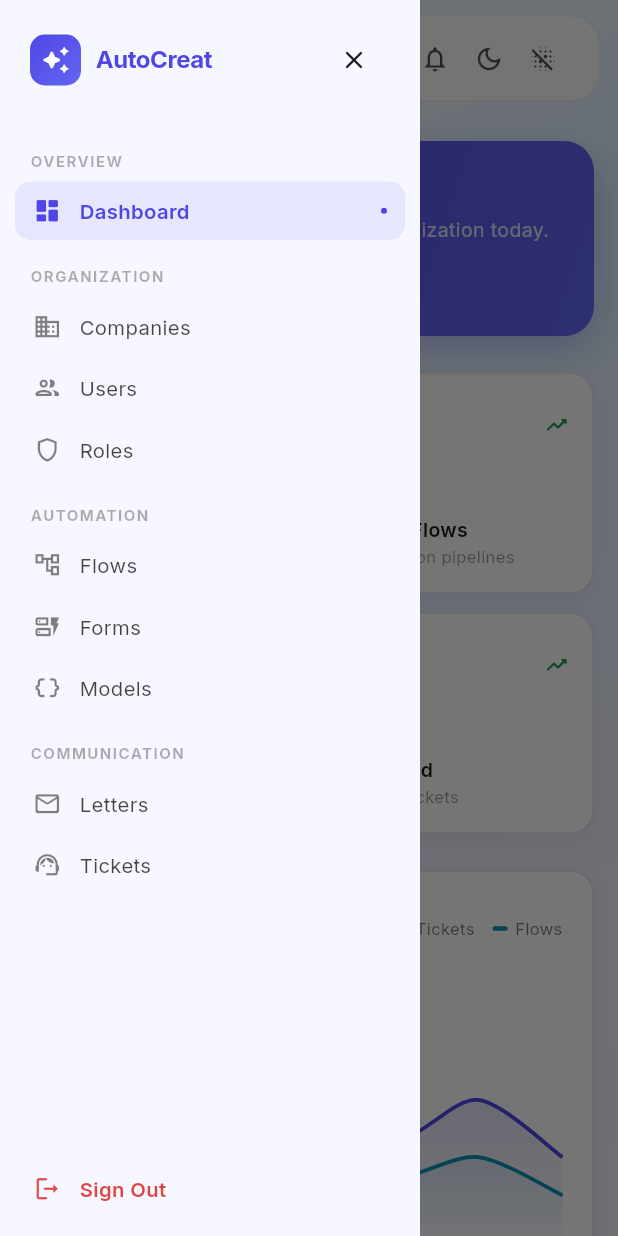
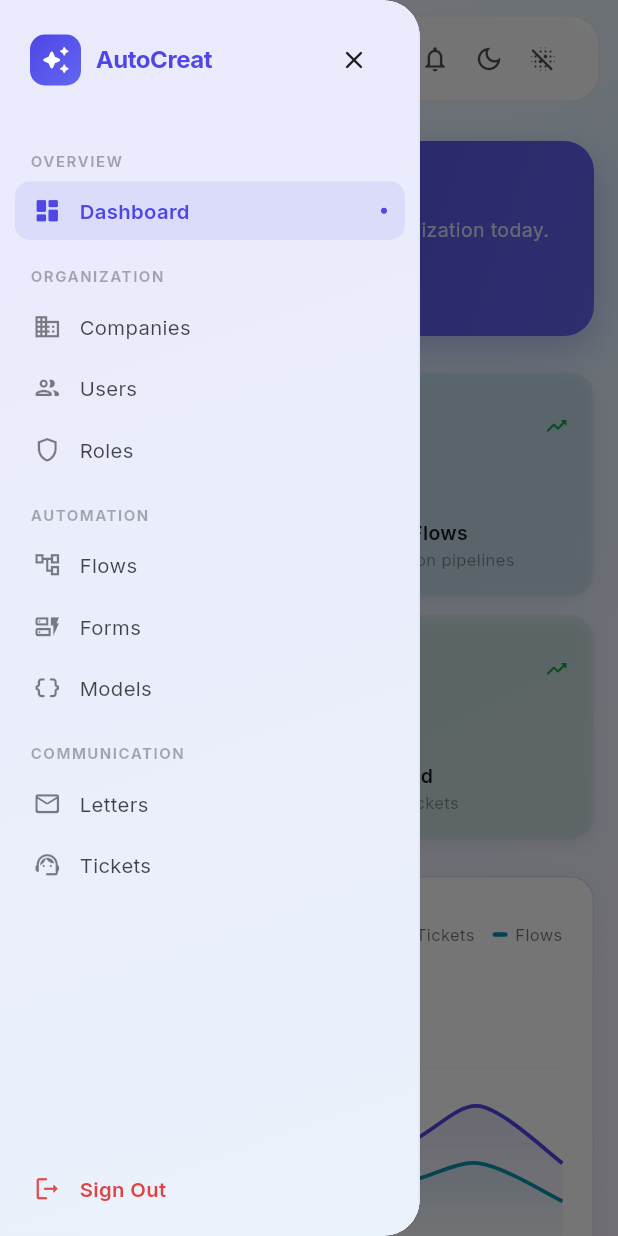
Before and after one commit to cosmopole-org/autocreat, a Flutter app: the DashboardScreen screen opened by its route, with the side drawer open, on a phone screen of 412 x 824 dp. Run offline on Flutter 3.47's test engine with Material 3 defaults, Android fonts, the phone set to English and light mode, and no system bars; drawn by our look-alikes of badges, fl_chart, flutter_animate; our stand-ins replace cached_network_image, data_table_2, dio, dotted_border, file_picker, flutter_colorpicker and 9 more; missing offline and left inert: flutter_quill; accounts and stored records are empty; generated files the repository leaves out were written again; network calls fail.

Commit message:
Improve glass tab and drawer styling

```diff
--- a/client/lib/screens/dashboard/dashboard_screen.dart
+++ b/client/lib/screens/dashboard/dashboard_screen.dart
@@ -14,6 +14,7 @@ import '../../providers/flow_provider.dart';
 import '../../providers/realtime_provider.dart';
 import '../../providers/ticket_provider.dart';
 import '../../theme/app_colors.dart';
+import '../../widgets/common_widgets.dart';
 
 class DashboardScreen extends ConsumerStatefulWidget {
   const DashboardScreen({super.key});
@@ -412,34 +413,21 @@ class _KpiCardData {
   });
 }
 
-class _KpiCard extends StatelessWidget {
+class _KpiCard extends ConsumerWidget {
   final _KpiCardData data;
 
   const _KpiCard({required this.data});
 
   @override
-  Widget build(BuildContext context) {
+  Widget build(BuildContext context, WidgetRef ref) {
     final cs = Theme.of(context).colorScheme;
     final isDark = Theme.of(context).brightness == Brightness.dark;
+    final tintedSurface = data.color.withValues(alpha: isDark ? 0.13 : 0.10);
 
-    return GestureDetector(
+    return AppCard(
       onTap: () => context.go(data.route),
-      child: Container(
+      color: tintedSurface,
       padding: const EdgeInsets.all(16),
-        decoration: BoxDecoration(
-          color: cs.surface,
-          borderRadius: BorderRadius.circular(16),
-          border: Border.all(
-            color: isDark ? AppColors.darkBorder : AppColors.lightBorder,
-          ),
-          boxShadow: [
-            BoxShadow(
-              color: Colors.black.withValues(alpha: isDark ? 0.22 : 0.06),
-              blurRadius: 12,
-              offset: const Offset(0, 4),
-            ),
-          ],
-        ),
       child: Column(
         crossAxisAlignment: CrossAxisAlignment.start,
         mainAxisSize: MainAxisSize.min,
@@ -450,8 +438,11 @@ class _KpiCard extends StatelessWidget {
               Container(
                 padding: const EdgeInsets.all(8),
                 decoration: BoxDecoration(
-                    color: data.color.withValues(alpha: 0.1),
+                  color: data.color.withValues(alpha: isDark ? 0.18 : 0.14),
                   borderRadius: BorderRadius.circular(10),
+                  border: Border.all(
+                    color: data.color.withValues(alpha: isDark ? 0.24 : 0.18),
+                  ),
                 ),
                 child: Icon(data.icon, color: data.color, size: 20),
               ),
@@ -492,7 +483,6 @@ class _KpiCard extends StatelessWidget {
             ),
           ),
         ],
-        ),
       ),
     );
   }
--- a/client/lib/widgets/responsive_shell.dart
+++ b/client/lib/widgets/responsive_shell.dart
@@ -824,6 +824,42 @@ class _SidebarDrawer extends ConsumerWidget {
         : isDark
             ? AppColors.darkSurface
             : AppColors.lightSurface;
+    final drawerRadius = BorderRadius.horizontal(
+      right: Radius.circular(glassMode ? 28 : 24),
+    );
+    final drawerGradient = LinearGradient(
+      begin: Alignment.topLeft,
+      end: Alignment.bottomRight,
+      colors: glassMode
+          ? [
+              Color.alphaBlend(
+                AppColors.primary.withValues(alpha: isDark ? 0.16 : 0.12),
+                Colors.white.withValues(alpha: isDark ? 0.09 : 0.62),
+              ),
+              Color.alphaBlend(
+                AppColors.accent.withValues(alpha: isDark ? 0.12 : 0.10),
+                Colors.white.withValues(alpha: isDark ? 0.045 : 0.34),
+              ),
+            ]
+          : [
+              Color.alphaBlend(
+                AppColors.primary.withValues(alpha: isDark ? 0.13 : 0.08),
+                drawerBg,
+              ),
+              Color.alphaBlend(
+                AppColors.accent.withValues(alpha: isDark ? 0.09 : 0.055),
+                drawerBg,
+              ),
+            ],
+    );
+    final drawerBorder = Border(
+      right: BorderSide(
+        color: glassMode
+            ? Colors.white.withValues(alpha: isDark ? 0.13 : 0.56)
+            : (isDark ? AppColors.darkBorder : AppColors.lightBorder)
+                .withValues(alpha: 0.75),
+      ),
+    );
 
     final content = SafeArea(
       child: Column(
@@ -865,10 +901,30 @@ class _SidebarDrawer extends ConsumerWidget {
 
     if (!glassMode) {
       return Drawer(
-        backgroundColor: drawerBg,
+        backgroundColor: Colors.transparent,
+        elevation: 0,
+        shadowColor: Colors.transparent,
+        surfaceTintColor: Colors.transparent,
         width: 280,
-        shape: const RoundedRectangleBorder(),
-        child: content,
+        shape: RoundedRectangleBorder(borderRadius: drawerRadius),
+        child: ClipRRect(
+          borderRadius: drawerRadius,
+          child: DecoratedBox(
+            decoration: BoxDecoration(
+              color: drawerBg,
+              gradient: drawerGradient,
+              border: drawerBorder,
+              boxShadow: [
+                BoxShadow(
+                  color: Colors.black.withValues(alpha: isDark ? 0.24 : 0.08),
+                  blurRadius: 20,
+                  offset: const Offset(8, 0),
+                ),
+              ],
+            ),
+            child: content,
+          ),
+        ),
       );
     }
 
@@ -878,29 +934,16 @@ class _SidebarDrawer extends ConsumerWidget {
       shadowColor: Colors.transparent,
       surfaceTintColor: Colors.transparent,
       width: 292,
-      shape: const RoundedRectangleBorder(
-        borderRadius: BorderRadius.horizontal(right: Radius.circular(28)),
-      ),
+      shape: RoundedRectangleBorder(borderRadius: drawerRadius),
       child: ClipRRect(
-        borderRadius: const BorderRadius.horizontal(right: Radius.circular(28)),
+        borderRadius: drawerRadius,
         child: BackdropFilter(
           filter: ImageFilter.blur(sigmaX: 26, sigmaY: 26),
           child: DecoratedBox(
             decoration: BoxDecoration(
               color: drawerBg,
-              gradient: LinearGradient(
-                begin: Alignment.topLeft,
-                end: Alignment.bottomRight,
-                colors: [
-                  Colors.white.withValues(alpha: isDark ? 0.13 : 0.72),
-                  Colors.white.withValues(alpha: isDark ? 0.055 : 0.36),
-                ],
-              ),
-              border: Border(
-                right: BorderSide(
-                  color: Colors.white.withValues(alpha: isDark ? 0.13 : 0.56),
-                ),
-              ),
+              gradient: drawerGradient,
+              border: drawerBorder,
               boxShadow: [
                 BoxShadow(
                   color: Colors.black.withValues(alpha: isDark ? 0.34 : 0.12),
@@ -915,7 +958,8 @@ class _SidebarDrawer extends ConsumerWidget {
                   top: -80,
                   left: -70,
                   child: _DrawerGlow(
-                    color: AppColors.primary.withValues(alpha: isDark ? 0.18 : 0.16),
+                    color: AppColors.primary
+                        .withValues(alpha: isDark ? 0.18 : 0.16),
                     size: 190,
                   ),
                 ),
@@ -923,7 +967,8 @@ class _SidebarDrawer extends ConsumerWidget {
                   right: -90,
                   bottom: 110,
                   child: _DrawerGlow(
-                    color: AppColors.accent.withValues(alpha: isDark ? 0.14 : 0.12),
+                    color: AppColors.accent
+                        .withValues(alpha: isDark ? 0.14 : 0.12),
                     size: 210,
                   ),
                 ),
```
Also changed, not shown: client/lib/screens/tickets/tickets_screen.dart (+53 -3 lines), client/lib/theme/app_theme.dart (+18 -2 lines). Lines whose indentation alone changed are shown as unchanged.
